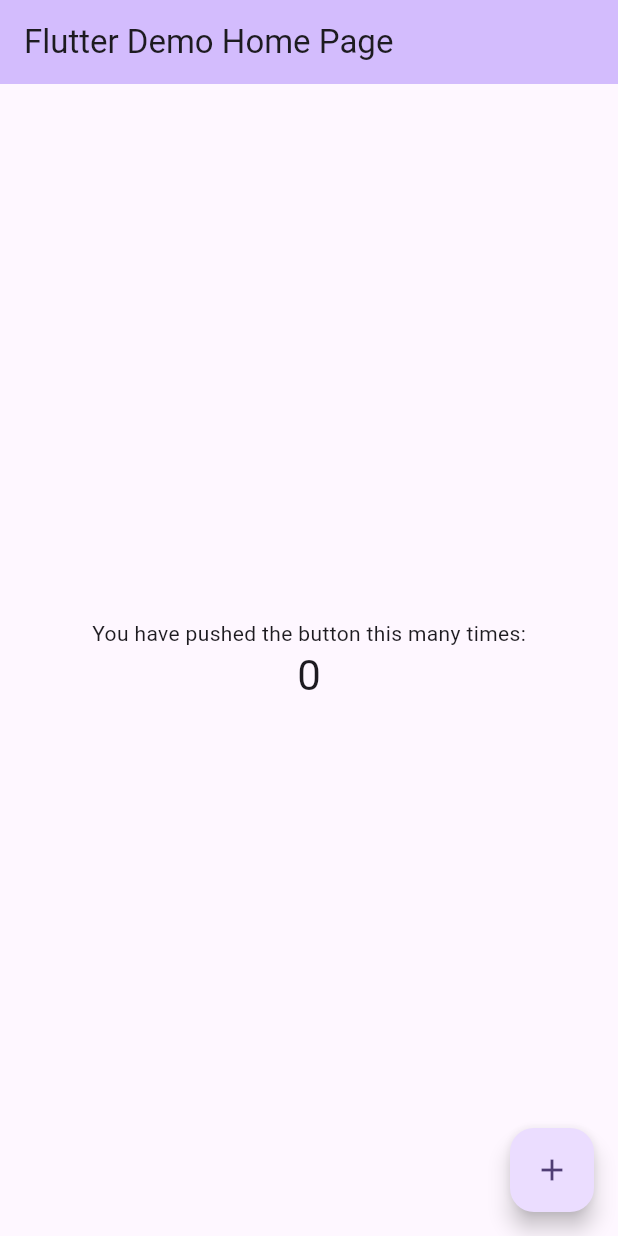
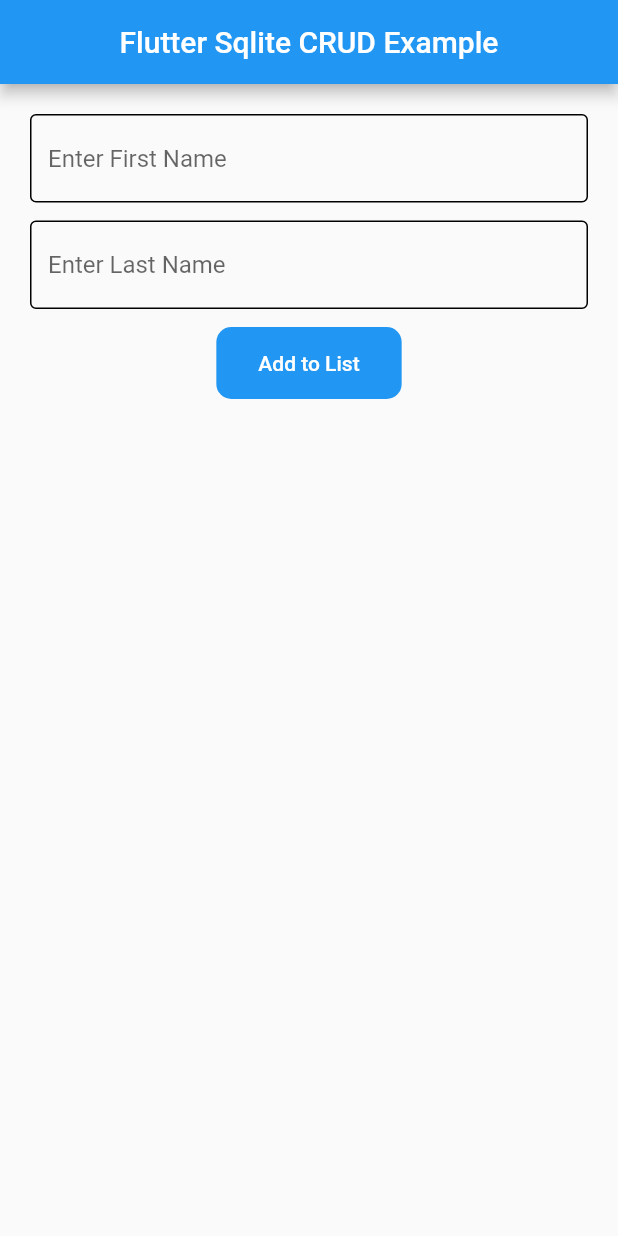
Before and after one commit to hafsaasaleem/flutter_crud_app_sqlite, a Flutter app: the screen it shows after launch, on a phone screen of 412 x 824 dp. Run offline on Flutter 3.47's test engine with Material 2 defaults, Android fonts, the phone set to English and light mode, and no system bars; our stand-ins replace sqflite; accounts and stored records are empty.

Commit message:
crud operation with sqlite

```diff
--- /dev/null
+++ b/lib/home_page.dart
@@ -0,0 +1,134 @@
+import 'package:flutter/cupertino.dart';
+import 'package:flutter/material.dart';
+import 'package:flutter_crud_app_sqlite/model/person.dart';
+import 'package:flutter_crud_app_sqlite/model/person_db.dart';
+import 'package:flutter_crud_app_sqlite/screens/person_data_input.dart';
+
+class HomePage extends StatefulWidget {
+  const HomePage({super.key});
+
+  @override
+  State<HomePage> createState() => _HomePageState();
+}
+
+class _HomePageState extends State<HomePage> {
+  late final PersonDB _crudStorage;
+  @override
+  void initState() {
+    _crudStorage = PersonDB(dbName: 'db.sqlite');
+    _crudStorage.open();
+    super.initState();
+  }
+
+  @override
+  void dispose() {
+    _crudStorage.close();
+    super.dispose();
+  }
+
+  @override
+  Widget build(BuildContext context) {
+    return Scaffold(
+      appBar: AppBar(
+        centerTitle: true,
+        title: const Text("Flutter Sqlite CRUD Example"),
+      ),
+      body: StreamBuilder(
+        stream: _crudStorage.allPerson(),
+        builder: (context, snapshot) {
+          print('snapshot $snapshot');
+          switch (snapshot.connectionState) {
+            case ConnectionState.active:
+            case ConnectionState.waiting:
+              if (snapshot.data == null) {
+                return const Center(
+                  child: CircularProgressIndicator(),
+                );
+              }
+              final people = snapshot.data as List<Person>;
+              print("people: $people");
+
+              return Padding(
+                padding: const EdgeInsets.all(20.0),
+                child: Column(
+                  children: [
+                    PersonDataInput(
+                      onCompose: (firstName, lastName) async {
+                        await _crudStorage.create(firstName, lastName);
+                        print(firstName);
+                        print(lastName);
+                      },
+                    ),
+                    const SizedBox(height: 20),
+                    Expanded(
+                      child: ListView.builder(
+                          itemCount: people.length,
+                          itemBuilder: (context, index) {
+                            final person = people[index];
+                            return Card(
+                              child: ListTile(
+                                leading: Text(
+                                  "${person.id.toString()}.",
+                                  style: const TextStyle(
+                                    fontSize: 18,
+                                  ),
+                                ),
+                                title: Text(person.firstName),
+                                subtitle: Text(person.lastName),
+                                trailing: InkWell(
+                                  onTap: () async {
+                                    final shouldDelete =
+                                        await showDeleteDialog(context);
+                                    if (shouldDelete) {
+                                      await _crudStorage.delete(person);
+                                    }
+                                  },
+                                  child: const Icon(Icons.delete),
+                                ),
+                              ),
+                            );
+                          }),
+                    ),
+                  ],
+                ),
+              );
+            default:
+              return const Center(
+                child: CircularProgressIndicator(),
+              );
+          }
+        },
+      ),
+    );
+  }
+}
+
+Future<bool> showDeleteDialog(BuildContext context) {
+  return showDialog(
+    context: context,
+    builder: (context) {
+      return CupertinoAlertDialog(
+        content: const Text(
+          'Are you sure you want to delete this item.',
+          style: TextStyle(fontSize: 16),
+        ),
+        actions: [
+          CupertinoDialogAction(
+            child: const Text("Cancel"),
+            onPressed: () => Navigator.of(context).pop(false),
+          ),
+          CupertinoDialogAction(
+            child: const Text("Delete"),
+            onPressed: () => Navigator.of(context).pop(true),
+          ),
+        ],
+      );
+    },
+  ).then((value) {
+    if (value is bool) {
+      return value;
+    } else {
+      return false;
+    }
+  });
+}
--- a/lib/main.dart
+++ b/lib/main.dart
@@ -1,125 +1,13 @@
 import 'package:flutter/material.dart';
+import 'package:flutter_crud_app_sqlite/home_page.dart';
 
 void main() {
-  runApp(const MyApp());
+  runApp(
+    MaterialApp(
+      theme: ThemeData(
+        primarySwatch: Colors.blue,
+      ),
+      home: const HomePage(),
+    ),
+  );
 }
-
-class MyApp extends StatelessWidget {
-  const MyApp({super.key});
-
-  // This widget is the root of your application.
-  @override
-  Widget build(BuildContext context) {
-    return MaterialApp(
-      title: 'Flutter Demo',
-      theme: ThemeData(
-        // This is the theme of your application.
-        //
-        // TRY THIS: Try running your application with "flutter run". You'll see
-        // the application has a blue toolbar. Then, without quitting the app,
-        // try changing the seedColor in the colorScheme below to Colors.green
-        // and then invoke "hot reload" (save your changes or press the "hot
-        // reload" button in a Flutter-supported IDE, or press "r" if you used
-        // the command line to start the app).
-        //
-        // Notice that the counter didn't reset back to zero; the application
-        // state is not lost during the reload. To reset the state, use hot
-        // restart instead.
-        //
-        // This works for code too, not just values: Most code changes can be
-        // tested with just a hot reload.
-        colorScheme: ColorScheme.fromSeed(seedColor: Colors.deepPurple),
-        useMaterial3: true,
-      ),
-      home: const MyHomePage(title: 'Flutter Demo Home Page'),
-    );
-  }
-}
-
-class MyHomePage extends StatefulWidget {
-  const MyHomePage({super.key, required this.title});
-
-  // This widget is the home page of your application. It is stateful, meaning
-  // that it has a State object (defined below) that contains fields that affect
-  // how it looks.
-
-  // This class is the configuration for the state. It holds the values (in this
-  // case the title) provided by the parent (in this case the App widget) and
-  // used by the build method of the State. Fields in a Widget subclass are
-  // always marked "final".
-
-  final String title;
-
-  @override
-  State<MyHomePage> createState() => _MyHomePageState();
-}
-
-class _MyHomePageState extends State<MyHomePage> {
-  int _counter = 0;
-
-  void _incrementCounter() {
-    setState(() {
-      // This call to setState tells the Flutter framework that something has
-      // changed in this State, which causes it to rerun the build method below
-      // so that the display can reflect the updated values. If we changed
-      // _counter without calling setState(), then the build method would not be
-      // called again, and so nothing would appear to happen.
-      _counter++;
-    });
-  }
-
-  @override
-  Widget build(BuildContext context) {
-    // This method is rerun every time setState is called, for instance as done
-    // by the _incrementCounter method above.
-    //
-    // The Flutter framework has been optimized to make rerunning build methods
-    // fast, so that you can just rebuild anything that needs updating rather
-    // than having to individually change instances of widgets.
-    return Scaffold(
-      appBar: AppBar(
-        // TRY THIS: Try changing the color here to a specific color (to
-        // Colors.amber, perhaps?) and trigger a hot reload to see the AppBar
-        // change color while the other colors stay the same.
-        backgroundColor: Theme.of(context).colorScheme.inversePrimary,
-        // Here we take the value from the MyHomePage object that was created by
-        // the App.build method, and use it to set our appbar title.
-        title: Text(widget.title),
-      ),
-      body: Center(
-        // Center is a layout widget. It takes a single child and positions it
-        // in the middle of the parent.
-        child: Column(
-          // Column is also a layout widget. It takes a list of children and
-          // arranges them vertically. By default, it sizes itself to fit its
-          // children horizontally, and tries to be as tall as its parent.
-          //
-          // Column has various properties to control how it sizes itself and
-          // how it positions its children. Here we use mainAxisAlignment to
-          // center the children vertically; the main axis here is the vertical
-          // axis because Columns are vertical (the cross axis would be
-          // horizontal).
-          //
-          // TRY THIS: Invoke "debug painting" (choose the "Toggle Debug Paint"
-          // action in the IDE, or press "p" in the console), to see the
-          // wireframe for each widget.
-          mainAxisAlignment: MainAxisAlignment.center,
-          children: <Widget>[
-            const Text(
-              'You have pushed the button this many times:',
-            ),
-            Text(
-              '$_counter',
-              style: Theme.of(context).textTheme.headlineMedium,
-            ),
-          ],
-        ),
-      ),
-      floatingActionButton: FloatingActionButton(
-        onPressed: _incrementCounter,
-        tooltip: 'Increment',
-        child: const Icon(Icons.add),
-      ), // This trailing comma makes auto-formatting nicer for build methods.
-    );
-  }
-}
--- /dev/null
+++ b/lib/model/person.dart
@@ -0,0 +1,34 @@
+class Person implements Comparable {
+  final int id;
+  final String firstName;
+  final String lastName;
+  Person({
+    required this.id,
+    required this.firstName,
+    required this.lastName,
+  });
+
+  @override
+  int compareTo(covariant Person other) => other.id.compareTo(id);
+
+  @override
+  bool operator ==(covariant Person other) {
+    if (identical(this, other)) return true;
+
+    return other.id == id &&
+        other.firstName == firstName &&
+        other.lastName == lastName;
+  }
+
+  @override
+  int get hashCode => id.hashCode ^ firstName.hashCode ^ lastName.hashCode;
+
+  @override
+  String toString() =>
+      'Person(id: $id, firstName: $firstName, lastName: $lastName)';
+
+  Person.fromRow(Map<String, Object?> row)
+      : id = row['ID'] as int,
+        firstName = row['FIRST_NAME'] as String,
+        lastName = row['LAST_NAME'] as String;
+}
--- /dev/null
+++ b/lib/screens/person_data_input.dart
@@ -0,0 +1,85 @@
+// ignore_for_file: public_member_api_docs, sort_constructors_first
+import 'package:flutter/material.dart';
+
+typedef OnCompose = void Function(String firstName, String lastName);
+
+class PersonDataInput extends StatefulWidget {
+  final OnCompose onCompose;
+  const PersonDataInput({
+    Key? key,
+    required this.onCompose,
+  }) : super(key: key);
+
+  @override
+  State<PersonDataInput> createState() => _PersonDataInputState();
+}
+
+class _PersonDataInputState extends State<PersonDataInput> {
+  late final TextEditingController _firstNameController;
+  late final TextEditingController _lastNameController;
+
+  @override
+  void initState() {
+    _firstNameController = TextEditingController();
+    _lastNameController = TextEditingController();
+    super.initState();
+  }
+
+  @override
+  void dispose() {
+    _firstNameController.dispose();
+    _lastNameController.dispose();
+    super.dispose();
+  }
+
+  @override
+  Widget build(BuildContext context) {
+    return Column(
+      children: [
+        TextField(
+          controller: _firstNameController,
+          decoration: const InputDecoration(
+            hintText: 'Enter First Name',
+            enabledBorder: OutlineInputBorder(),
+            focusedBorder: OutlineInputBorder(),
+          ),
+        ),
+        const SizedBox(height: 12),
+        TextField(
+          decoration: const InputDecoration(
+            hintText: 'Enter Last Name',
+            enabledBorder: OutlineInputBorder(),
+            focusedBorder: OutlineInputBorder(),
+          ),
+          controller: _lastNameController,
+        ),
+        const SizedBox(height: 12),
+        DecoratedBox(
+          decoration: BoxDecoration(
+            color: Colors.blue,
+            borderRadius: BorderRadius.circular(10),
+          ),
+          child: Padding(
+            padding: const EdgeInsets.symmetric(horizontal: 20.0),
+            child: TextButton(
+              onPressed: () {
+                final firstName = _firstNameController.text;
+                final lastName = _lastNameController.text;
+                widget.onCompose(firstName, lastName);
+                _firstNameController.clear();
+                _lastNameController.clear();
+                // _firstNameController.text = '';
+              },
+              child: const Text(
+                "Add to List",
+                style: TextStyle(
+                  color: Colors.white,
+                ),
+              ),
+            ),
+          ),
+        ),
+      ],
+    );
+  }
+}
--- a/pubspec.yaml
+++ b/pubspec.yaml
@@ -35,6 +35,8 @@ dependencies:
   # The following adds the Cupertino Icons font to your application.
   # Use with the CupertinoIcons class for iOS style icons.
   cupertino_icons: ^1.0.2
+  sqflite: ^2.3.0
+  path_provider: ^2.1.1
 
 dev_dependencies:
   flutter_test:
```
Also changed, not shown: lib/model/person_db.dart (added, +121 -0 lines), pubspec.lock, 8 other files.
